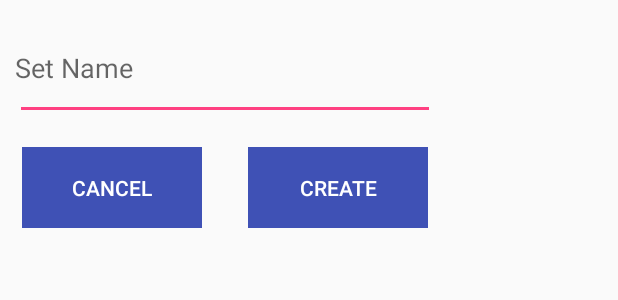
After one commit to smheffron/FlashcardsPro, an Android app: the layout add_set_popup.xml on its own in the app's theme, with its tools: preview values and no code run, on a phone screen of 412 x 824 dp. The commit adds this screen. Shown: the top 300 px of the screen. Run offline under Robolectric (Android 15) with nearby library versions, the phone set to English and light mode, and no system bars.

Commit message:
Created popup window for set creation. Fixed hardcoded strings, etc in xml.

```diff
--- a/app/src/main/res/layout/activity_set_view.xml
+++ b/app/src/main/res/layout/activity_set_view.xml
@@ -27,7 +27,7 @@
     <TextView
         android:layout_width="match_parent"
         android:layout_height="match_parent"
-        android:text="No sets to display"
+        android:text="@string/no_sets_to_display"
         android:gravity="center"
         android:id="@+id/emptyView"/>
 
--- /dev/null
+++ b/app/src/main/res/layout/add_set_popup.xml
@@ -0,0 +1,65 @@
+<LinearLayout xmlns:android="http://schemas.android.com/apk/res/android"
+    android:orientation="vertical"
+    android:layout_width="300dp"
+    android:layout_height="160dp"
+    android:padding="0dp">
+
+    <LinearLayout
+        android:layout_width="300dp"
+        android:layout_height="90dp"
+        android:orientation="horizontal"
+        android:padding="0dp">
+    <EditText
+        android:id="@+id/setNameFromPopup"
+        android:layout_width="280dp"
+        android:layout_height="70dp"
+        android:layout_marginBottom="10dp"
+        android:layout_marginTop="10dp"
+        android:layout_marginLeft="10dp"
+        android:layout_marginRight="10dp"
+        android:hint="@string/popupLabel"
+        android:inputType="text"
+        android:padding="0dp"/>
+
+    </LinearLayout>
+
+    <LinearLayout
+        android:layout_width="300dp"
+        android:layout_height="70dp"
+        android:orientation="horizontal"
+        android:padding="0dp"
+        android:gravity="center">
+
+
+        <Button
+            android:id="@+id/dialogButtonCancel"
+            android:layout_width="120dp"
+            android:layout_height="wrap_content"
+            android:background ="@color/colorPrimary"
+            android:text="@string/buttonCancel"
+            android:textColor="#FFFFFF"
+            android:layout_marginRight="15dp"
+            android:layout_marginLeft="15dp"
+            android:padding="0dp"
+            style="?android:attr/buttonBarButtonStyle"
+            android:clickable="true"
+            android:focusable="true"
+            />
+
+        <Button
+            android:id="@+id/dialogButtonOK"
+            android:layout_width="120dp"
+            android:layout_height="wrap_content"
+            android:background="@color/colorPrimary"
+            android:text="@string/buttonCreate"
+            android:textColor="#FFFFFF"
+            android:layout_marginRight="15dp"
+            android:layout_marginLeft="15dp"
+            android:padding="0dp"
+            style="?android:attr/buttonBarButtonStyle"
+            android:clickable="true"
+            android:focusable="true"/>
+
+    </LinearLayout>
+
+</LinearLayout>
--- a/app/src/main/res/layout/card_layout.xml
+++ b/app/src/main/res/layout/card_layout.xml
@@ -21,6 +21,7 @@
         android:textSize="25sp"
         android:gravity="center_vertical"
         android:paddingLeft="10dp"
+        android:paddingRight="10dp"
         android:textStyle="bold"
         android:textColor="#000000"
 
@@ -35,6 +36,9 @@
         android:visibility="visible"
         app:srcCompat="@drawable/ic_more_vert_black_30dp"
         android:paddingTop="4dp"
-        android:layout_marginRight="4dp"/>
+        android:paddingBottom="4dp"
+        android:layout_marginRight="4dp"
+        android:layout_marginLeft="4dp"
+        android:contentDescription="@string/more_options"/>
 
 </android.support.v7.widget.CardView>
--- a/app/src/main/res/values/strings.xml
+++ b/app/src/main/res/values/strings.xml
@@ -1,3 +1,13 @@
 <resources>
     <string name="app_name">Flashcards Pro</string>
+    <string name="popupLabel">Set Name</string>
+    <string name="buttonCancel">Cancel</string>
+    <string name="buttonCreate">Create</string>
+    <string name="userName">Username</string>
+    <string name="password">Password</string>
+    <string name="confirmPW">Confirm Password</string>
+    <string name="createAccount">Create Account</string>
+    <string name="no_sets_to_display">No sets to display</string>
+    <string name="more_options">more options</string>
+    <string name="login">Login</string>
 </resources>
```
Also changed, not shown: app/src/main/java/com/merlinsbeard/flashcardspro/SetViewActivity.java (+76 -1 lines), app/src/main/res/drawable/ic_add_black_24dp.xml (added, +9 -0 lines), app/src/main/res/layout/activity_create_account.xml (+4 -4 lines), app/src/main/res/layout/login_activity.xml (+4 -4 lines), app/src/main/res/menu/add_set_button.xml (added, +10 -0 lines).
